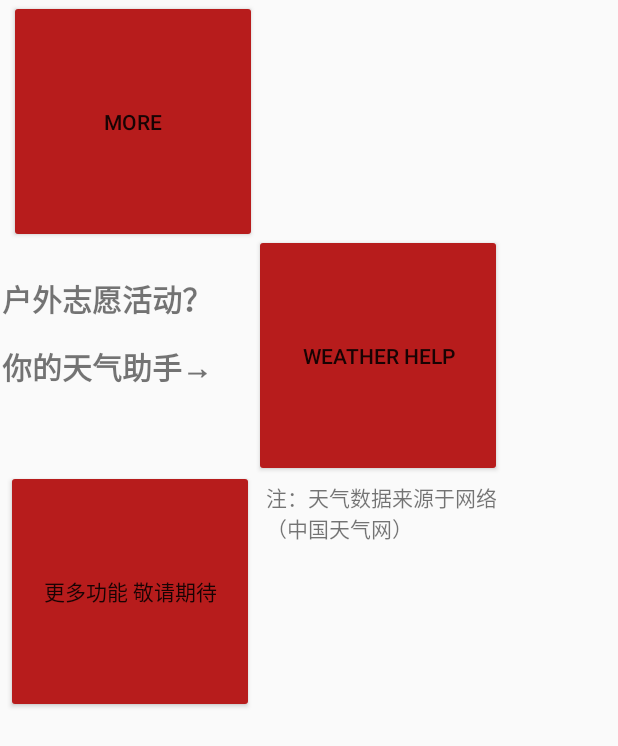
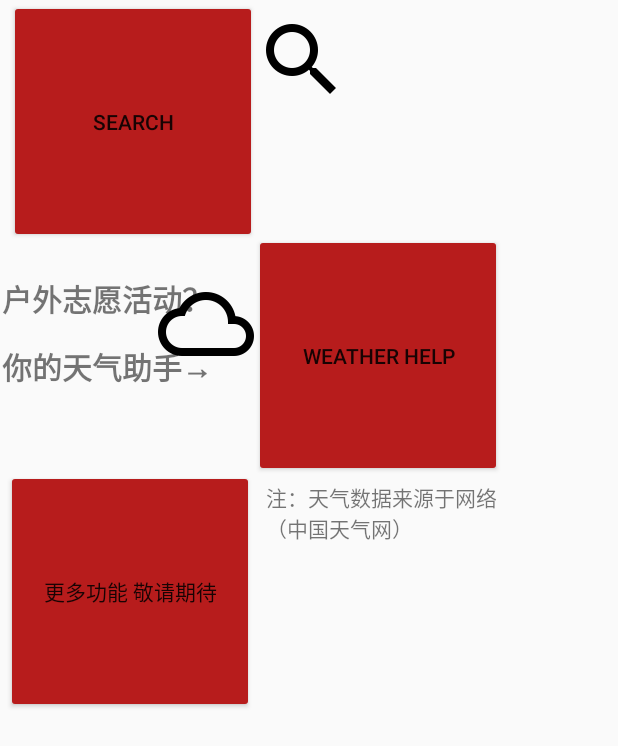
Before and after one commit to XieSXi/Final, an Android app: the layout activity_more.xml on its own in the app's theme, with its tools: preview values and no code run, on a phone screen of 412 x 824 dp. Shown: the top 746 px of the screen. Run offline under Robolectric (Android 15) with nearby library versions, the phone set to English and light mode, and no system bars.

Commit message:
增加搜索功能

```diff
--- a/app/src/main/res/layout/activity_more.xml
+++ b/app/src/main/res/layout/activity_more.xml
@@ -7,7 +7,7 @@
     tools:context=".MoreActivity">
 
     <Button
-        android:id="@+id/button"
+        android:id="@+id/sousuobtn"
         android:layout_width="165dp"
         android:layout_height="162dp"
         android:layout_alignParentStart="true"
@@ -16,7 +16,7 @@
         android:layout_marginStart="6dp"
         android:layout_marginLeft="6dp"
         android:layout_marginTop="0dp"
-        android:text="MORE" />
+        android:text="search" />
 
     <Button
         android:id="@+id/weatherbtn"
@@ -76,4 +76,22 @@
         android:layout_marginTop="-154dp"
         android:text="注：天气数据来源于网络      （中国天气网）" />
 
+    <ImageView
+        android:id="@+id/imageView6"
+        android:layout_width="wrap_content"
+        android:layout_height="wrap_content"
+        android:layout_alignStart="@+id/weatherbtn"
+        android:layout_alignParentTop="true"
+        android:layout_marginTop="8dp"
+        app:srcCompat="@mipmap/search" />
+
+    <ImageView
+        android:id="@+id/imageView8"
+        android:layout_width="wrap_content"
+        android:layout_height="wrap_content"
+        android:layout_alignTop="@+id/textView11"
+        android:layout_marginEnd="-169dp"
+        android:layout_toStartOf="@+id/weatherbtn"
+        app:srcCompat="@mipmap/weather" />
+
 </RelativeLayout>
```
Also changed, not shown: app/src/main/AndroidManifest.xml (+8 -0 lines), app/src/main/java/com/example/administrator/afinal/MoreActivity.java (+11 -1 lines), app/src/main/java/com/example/administrator/afinal/SuoActivity.java (added, +43 -0 lines), app/src/main/java/com/example/administrator/afinal/XiangqingActivity.java (+8 -8 lines), app/src/main/res/layout/activity_suo.xml (added, +38 -0 lines), app/src/main/res/mipmap-hdpi/search.png (added), app/src/main/res/mipmap-hdpi/weather.png (added).
